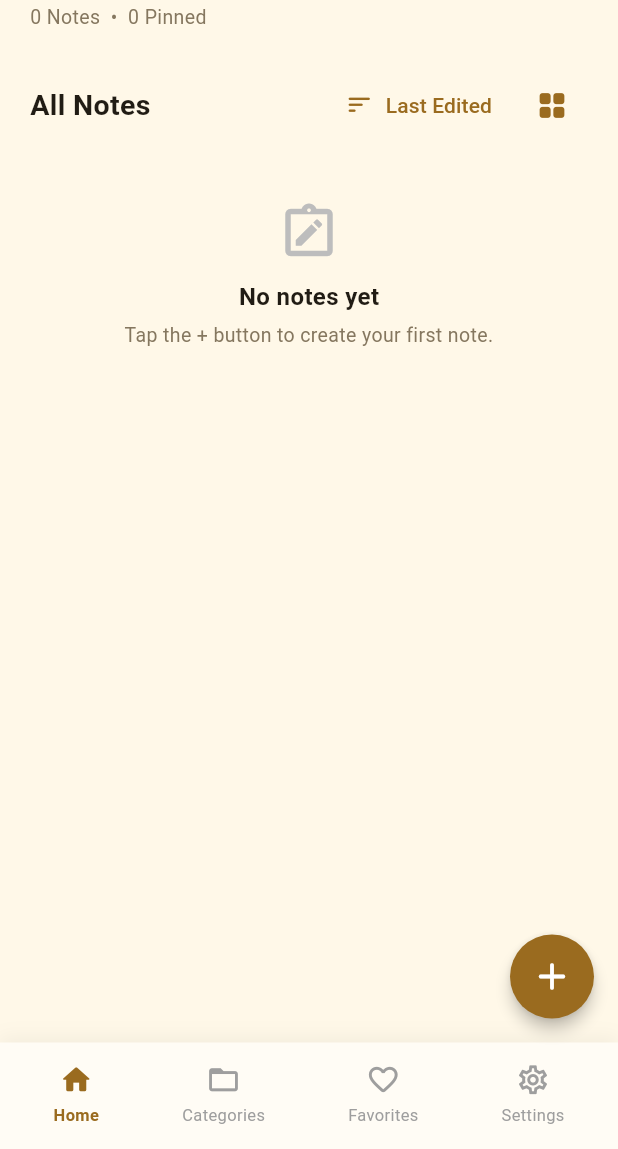
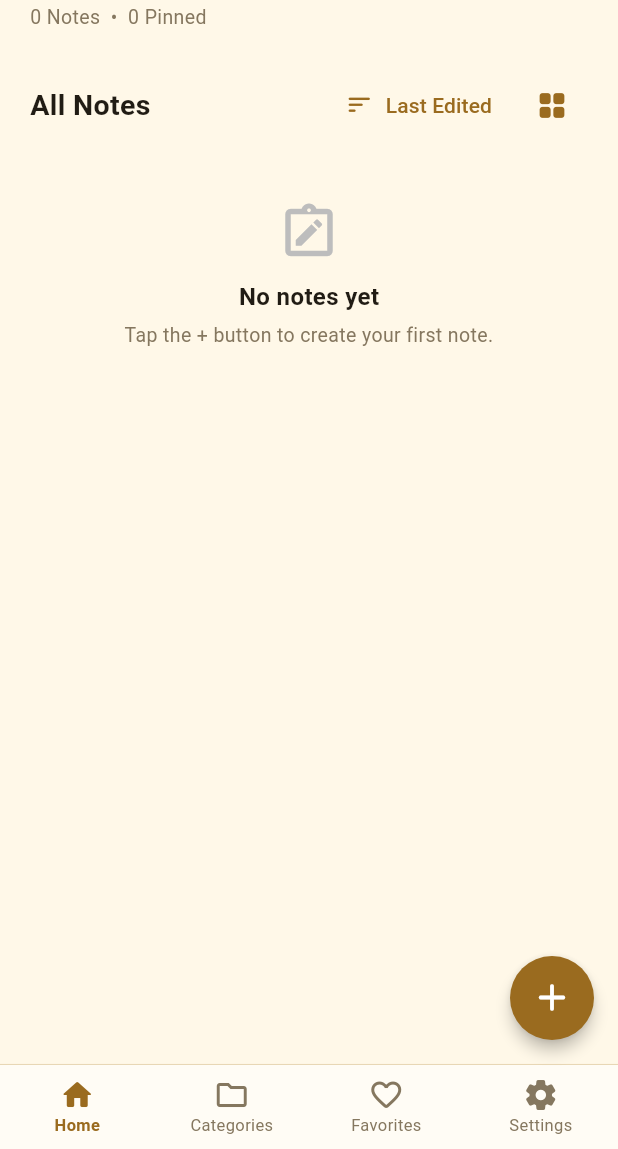
Before and after one commit to quratulainnadeem40/MindShelf_note, a Flutter app: the screen it shows after launch, item 3 of the bottom bar chosen, after a tap on the "arrow back ios new" icon, on a phone screen of 412 x 824 dp, the part 87-1236 px from its top. Run offline on Flutter 3.47's test engine with Material 3 defaults, Android fonts, the phone set to English and light mode, and no system bars; our stand-ins replace image_picker, shared_preferences; missing offline and left inert: flutter_quill.

Commit message:
fix: update bottom navigation bar and splash screen text for consistency

```diff
--- a/lib/screens/home_screen.dart
+++ b/lib/screens/home_screen.dart
@@ -659,34 +659,57 @@ class _HomeScreenState extends State<HomeScreen> {
 
   Widget _buildBottomNavigation() {
     return Container(
-      padding: const EdgeInsets.fromLTRB(8, 8, 8, 10),
       decoration: BoxDecoration(
         color: Theme.of(context).cardColor,
-        boxShadow: [
-          BoxShadow(
-            color: Colors.black.withValues(alpha: 0.05),
-            blurRadius: 10,
-            offset: const Offset(0, -3),
+        border: Border(
+          top: BorderSide(
+            color: _isDark
+                ? AppColors.darkDivider
+                : AppColors.lightDivider,
+            width: 0.7,
           ),
-        ],
+        ),
       ),
-      child: Row(
-        mainAxisAlignment: MainAxisAlignment.spaceAround,
-        children: [
-          _navItem(Icons.home_rounded, 'Home', true, () {}),
-          _navItem(
-            Icons.folder_open_outlined,
-            'Categories',
-            false,
-            _openCategories,
+      child: BottomNavigationBar(
+        currentIndex: 0,
+        type: BottomNavigationBarType.fixed,
+        backgroundColor: Theme.of(context).cardColor,
+        selectedItemColor: _primaryColor,
+        unselectedItemColor: _secondaryTextColor,
+        elevation: 0,
+        selectedLabelStyle: const TextStyle(
+          fontSize: 11,
+          fontWeight: FontWeight.w700,
+        ),
+        unselectedLabelStyle: const TextStyle(
+          fontSize: 11,
+        ),
+        onTap: (index) {
+          if (index == 1) {
+            _openCategories();
+          } else if (index == 2) {
+            _openFavorites();
+          } else if (index == 3) {
+            _openSettings();
+          }
+        },
+        items: const [
+          BottomNavigationBarItem(
+            icon: Icon(Icons.home_rounded),
+            label: 'Home',
           ),
-          _navItem(
-            Icons.favorite_border_rounded,
-            'Favorites',
-            false,
-            _openFavorites,
+          BottomNavigationBarItem(
+            icon: Icon(Icons.folder_outlined),
+            label: 'Categories',
           ),
-          _navItem(Icons.settings_outlined, 'Settings', false, _openSettings),
+          BottomNavigationBarItem(
+            icon: Icon(Icons.favorite_border_rounded),
+            label: 'Favorites',
+          ),
+          BottomNavigationBarItem(
+            icon: Icon(Icons.settings_rounded),
+            label: 'Settings',
+          ),
         ],
       ),
     );
--- a/lib/screens/splash_screen.dart
+++ b/lib/screens/splash_screen.dart
@@ -67,7 +67,7 @@ class _SplashScreenState extends State<SplashScreen> {
               const SizedBox(height: 25),
 
               const Text(
-                'MindDesk_Note',
+                'SelfNote',
                 style: TextStyle(
                   fontSize: 36,
                   fontWeight: FontWeight.bold,
```
Also changed, not shown: 1 other file.
